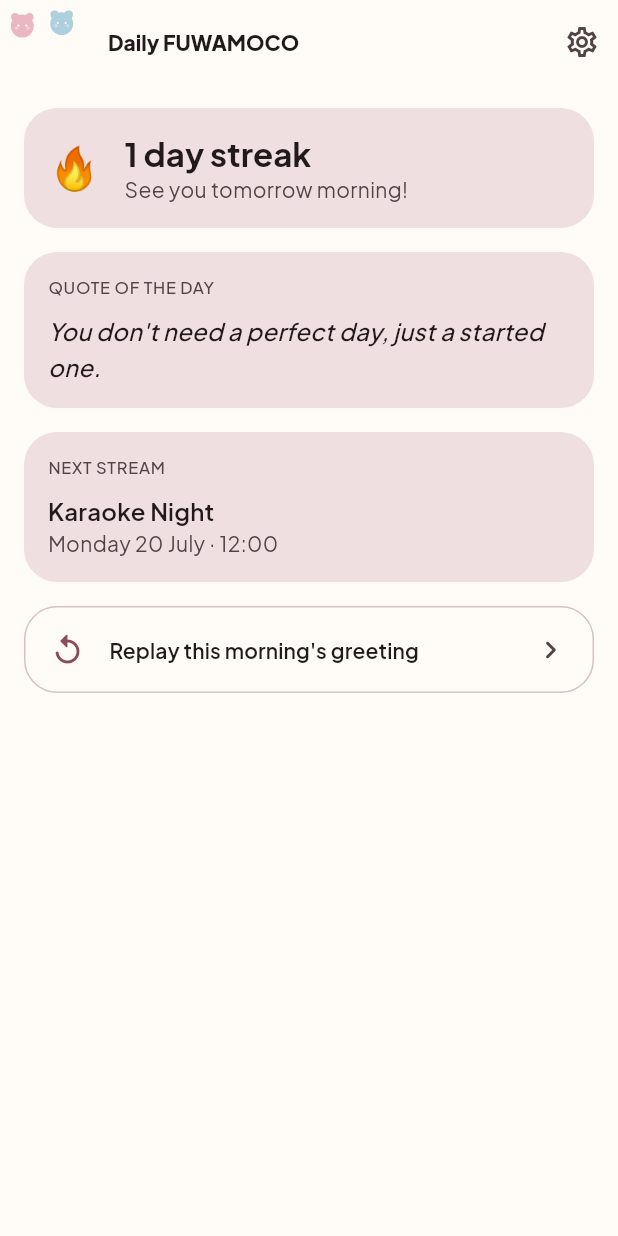
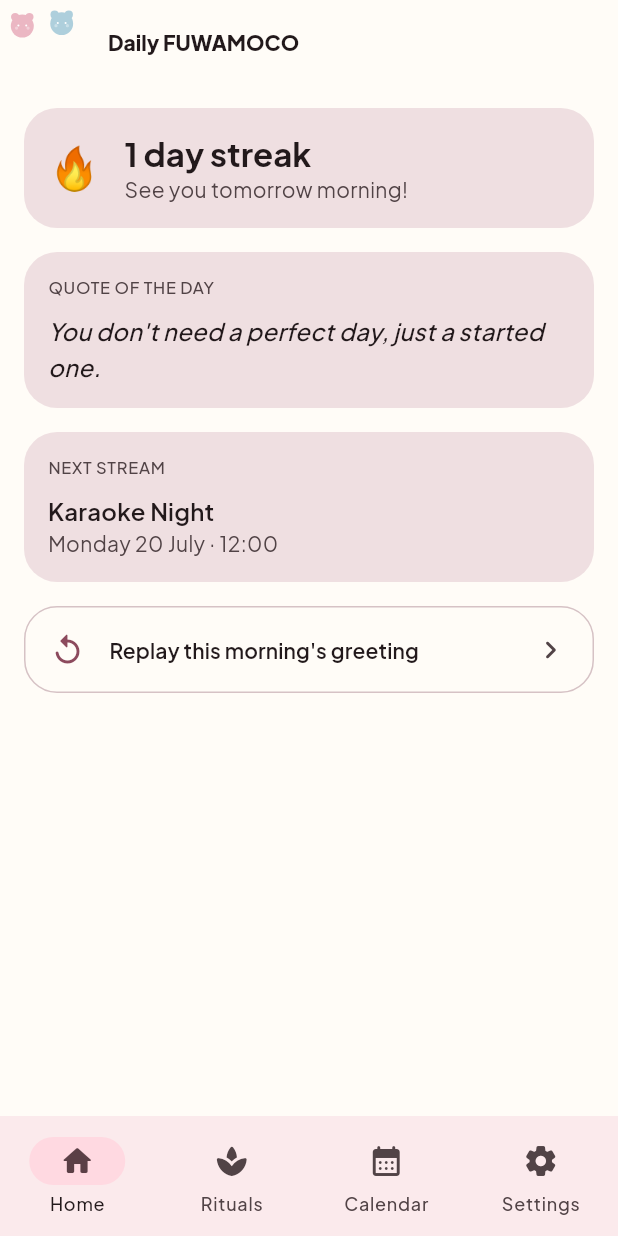
Before and after one commit to SisypheanHUS/daily-fuwamoco, a Flutter app: the screen it shows after launch, on a phone screen of 412 x 824 dp. Run offline on Flutter 3.47's test engine with Material 3 defaults, Android fonts, the phone set to English and light mode, and no system bars; our stand-ins replace flutter_riverpod, go_router, just_audio, shared_preferences.

Commit message:
feat: add Habit Tracker (Rituals) with bottom-nav shell (phase 2 of v2 build)
New Home/Rituals/Calendar/Settings tab bar via go_router's
StatefulShellRoute.indexedStack. Calendar is a stub screen until phase 3
lands it -- wiring the 4-tab shell now avoids a bigger routing diff later.

- json_list_store: first shared primitive for mutable structured local
  data (habits today; notifications/daily-entries reuse it in later
  phases). Every prior repository only ever read bundled read-only
  asset JSON or flat SharedPreferences keys.
- Habit: denormalized completedDateKeys directly on the record --
  simplest model at this scale (one person, a handful of habits), no
  join table needed.
- streak_math.currentStreak: general-purpose "streak from a full
  date-key set" logic, distinct from StreakService's existing
  incremental app-open streak (untouched, still tested as-is).
- FuwaCard/SectionLabel: extracted out of Home's private _Card now
  that Habit Tracker needs the same shapes -- third-use extraction,
  not preemptive.
- Real bug fixed during this phase, not just during self-review:
  MaterialApp defaulted to ThemeMode.system, so the app silently fell
  back to the old near-black dark palette on any dark-mode device --
  directly contradicts the brief's "avoid dark UI". Pinned
  ThemeMode.light and deleted the now-dead AppTheme.dark.
- Habit toggle and add-habit sheet verified end-to-end in a running
  browser (not just widget tests): added a ritual, toggled it done,
  streak text updated live.

Co-Authored-By: Claude Sonnet 5 <noreply@anthropic.com>

```diff
--- a/lib/app.dart
+++ b/lib/app.dart
@@ -3,8 +3,10 @@ import 'package:go_router/go_router.dart';
 
 import 'core/theme/app_theme.dart';
 import 'features/greeting/ui/greeting_screen.dart';
+import 'features/habits/ui/habit_tracker_screen.dart';
 import 'features/home/ui/home_screen.dart';
 import 'features/settings/ui/settings_screen.dart';
+import 'shared/widgets/app_shell.dart';
 
 class DailyRuffianApp extends StatefulWidget {
   const DailyRuffianApp({super.key, required this.initialLocation});
@@ -22,8 +24,25 @@ class _DailyRuffianAppState extends State<DailyRuffianApp> {
     initialLocation: widget.initialLocation,
     routes: [
       GoRoute(path: '/greeting', builder: (_, _) => const GreetingScreen()),
-      GoRoute(path: '/home', builder: (_, _) => const HomeScreen()),
-      GoRoute(path: '/settings', builder: (_, _) => const SettingsScreen()),
+      StatefulShellRoute.indexedStack(
+        builder: (context, state, shell) => AppShell(navigationShell: shell),
+        branches: [
+          StatefulShellBranch(
+            routes: [GoRoute(path: '/home', builder: (_, _) => const HomeScreen())],
+          ),
+          StatefulShellBranch(
+            routes: [
+              GoRoute(path: '/habits', builder: (_, _) => const HabitTrackerScreen()),
+            ],
+          ),
+          StatefulShellBranch(
+            routes: [GoRoute(path: '/calendar', builder: (_, _) => const _NotBuiltYet())],
+          ),
+          StatefulShellBranch(
+            routes: [GoRoute(path: '/settings', builder: (_, _) => const SettingsScreen())],
+          ),
+        ],
+      ),
     ],
   );
 
@@ -32,8 +51,23 @@ class _DailyRuffianAppState extends State<DailyRuffianApp> {
     return MaterialApp.router(
       title: 'Daily FUWAMOCO',
       theme: AppTheme.light,
-      darkTheme: AppTheme.dark,
+      // The brief is explicitly light/cream-only ("avoid dark UI") — without
+      // pinning this, MaterialApp defaults to ThemeMode.system and silently
+      // falls back to the old near-black palette on any device set to dark
+      // mode, which is exactly what this redesign moved away from.
+      themeMode: ThemeMode.light,
       routerConfig: _router,
     );
   }
 }
+
+/// Placeholder for the Calendar tab until Phase 3 builds it — keeps the
+/// 4-tab shell wired up and testable one phase early rather than adding a
+/// 5th branch later, which would be a bigger routing diff.
+class _NotBuiltYet extends StatelessWidget {
+  const _NotBuiltYet();
+
+  @override
+  Widget build(BuildContext context) =>
+      const Scaffold(body: Center(child: Text('Coming soon')));
+}
--- a/lib/core/theme/app_theme.dart
+++ b/lib/core/theme/app_theme.dart
@@ -22,14 +22,15 @@ abstract final class AppTheme {
 
   static const accent = pinkDeep;
 
-  static ThemeData get light => _base(Brightness.light);
-  static ThemeData get dark => _base(Brightness.dark);
+  // Light-only by design (see class doc) — app.dart pins ThemeMode.light so
+  // this is the only theme ever shown, regardless of system brightness.
+  static ThemeData get light => _base();
 
-  static ThemeData _base(Brightness brightness) {
+  static ThemeData _base() {
     final scheme = ColorScheme.fromSeed(
       seedColor: accent,
-      brightness: brightness,
-      surface: brightness == Brightness.dark ? ink : warmWhite,
+      brightness: Brightness.light,
+      surface: warmWhite,
     );
     final base = ThemeData(
       colorScheme: scheme,
--- /dev/null
+++ b/lib/core/utils/id_generator.dart
@@ -0,0 +1,4 @@
+/// Local-only, single-user ID generation — no `uuid` dependency needed.
+/// Microsecond timestamps are unique enough for data one person creates by
+/// hand (habits, notifications), one at a time.
+String generateLocalId() => DateTime.now().microsecondsSinceEpoch.toString();
--- a/lib/features/home/ui/home_screen.dart
+++ b/lib/features/home/ui/home_screen.dart
@@ -4,6 +4,7 @@ import 'package:go_router/go_router.dart';
 import 'package:intl/intl.dart';
 
 import '../../../core/theme/app_theme.dart';
+import '../../../shared/widgets/fuwa_card.dart';
 import '../../../shared/widgets/twins_mascot.dart';
 import '../../content/data/quote_repository.dart';
 import '../../schedule/data/schedule_repository.dart';
@@ -29,17 +30,11 @@ class HomeScreen extends ConsumerWidget {
           child: TwinsMascot(mascotSize: 20, animate: !reduceMotion),
         ),
         title: const Text('Daily FUWAMOCO'),
-        actions: [
-          IconButton(
-            icon: const Icon(Icons.settings_outlined),
-            onPressed: () => context.push('/settings'),
-          ),
-        ],
       ),
       body: ListView(
         padding: const EdgeInsets.all(Gap.md),
         children: [
-          _Card(
+          FuwaCard(
             child: Row(
               children: [
                 Text('🔥', style: textTheme.headlineMedium),
@@ -59,7 +54,7 @@ class HomeScreen extends ConsumerWidget {
             ),
           ),
           const SizedBox(height: Gap.md),
-          _Card(
+          FuwaCard(
             child: Column(
               crossAxisAlignment: CrossAxisAlignment.start,
               children: [
@@ -76,7 +71,7 @@ class HomeScreen extends ConsumerWidget {
             ),
           ),
           const SizedBox(height: Gap.md),
-          _Card(
+          FuwaCard(
             child: Column(
               crossAxisAlignment: CrossAxisAlignment.start,
               children: [
@@ -110,27 +105,8 @@ class HomeScreen extends ConsumerWidget {
   }
 }
 
-class _Card extends StatelessWidget {
-  const _Card({required this.child});
-
-  final Widget child;
-
-  @override
-  Widget build(BuildContext context) {
-    return Container(
-      width: double.infinity,
-      padding: const EdgeInsets.all(Gap.md),
-      decoration: BoxDecoration(
-        color: Theme.of(context).colorScheme.surfaceContainerHighest,
-        borderRadius: BorderRadius.circular(Corners.md),
-      ),
-      child: child,
-    );
-  }
-}
-
-/// A tappable card for secondary actions — visually lighter than [_Card] so
-/// content reads first and actions read second.
+/// A tappable card for secondary actions — visually lighter than [FuwaCard]
+/// so content reads first and actions read second.
 class _ActionCard extends StatelessWidget {
   const _ActionCard({
     required this.icon,
--- /dev/null
+++ b/lib/shared/widgets/app_shell.dart
@@ -0,0 +1,35 @@
+import 'package:flutter/material.dart';
+import 'package:go_router/go_router.dart';
+
+/// Persistent bottom nav for the 4 primary destinations (Home / Rituals /
+/// Calendar / Settings). Collection and Notifications are deliberately not
+/// tabs here — they're reached from a Home card and the app-bar bell icon
+/// respectively, keeping the bar itself to 4 items.
+class AppShell extends StatelessWidget {
+  const AppShell({super.key, required this.navigationShell});
+
+  final StatefulNavigationShell navigationShell;
+
+  @override
+  Widget build(BuildContext context) {
+    return Scaffold(
+      body: navigationShell,
+      bottomNavigationBar: NavigationBar(
+        selectedIndex: navigationShell.currentIndex,
+        onDestinationSelected: (index) => navigationShell.goBranch(
+          index,
+          initialLocation: index == navigationShell.currentIndex,
+        ),
+        destinations: const [
+          NavigationDestination(icon: Icon(Icons.home_rounded), label: 'Home'),
+          NavigationDestination(
+              icon: Icon(Icons.spa_rounded), label: 'Rituals'),
+          NavigationDestination(
+              icon: Icon(Icons.calendar_month_rounded), label: 'Calendar'),
+          NavigationDestination(
+              icon: Icon(Icons.settings_rounded), label: 'Settings'),
+        ],
+      ),
+    );
+  }
+}
--- /dev/null
+++ b/lib/shared/widgets/fuwa_card.dart
@@ -0,0 +1,30 @@
+import 'package:flutter/material.dart';
+
+import '../../core/theme/app_theme.dart';
+
+/// Rounded surface container — the app's one card shape, generalized out of
+/// Home's original private `_Card` now that Habit Tracker/Collection/
+/// Notifications need the same thing.
+class FuwaCard extends StatelessWidget {
+  const FuwaCard({
+    super.key,
+    required this.child,
+    this.color,
+    this.padding = const EdgeInsets.all(Gap.md),
+  });
+
+  final Widget child;
+  final Color? color;
+  final EdgeInsets padding;
+
+  @override
+  Widget build(BuildContext context) => Container(
+        width: double.infinity,
+        padding: padding,
+        decoration: BoxDecoration(
+          color: color ?? Theme.of(context).colorScheme.surfaceContainerHighest,
+          borderRadius: BorderRadius.circular(Corners.md),
+        ),
+        child: child,
+      );
+}
```
Also changed, not shown: lib/core/storage/json_list_store.dart (added, +25 -0 lines), lib/core/utils/streak_math.dart (added, +23 -0 lines), lib/features/habits/data/habit.dart (added, +55 -0 lines), lib/features/habits/data/habit_colors.dart (added, +15 -0 lines), lib/features/habits/data/habit_repository.dart (added, +33 -0 lines), lib/features/habits/logic/habit_providers.dart (added, +46 -0 lines), lib/features/habits/ui/habit_tracker_screen.dart (added, +295 -0 lines), lib/shared/widgets/section_label.dart (added, +18 -0 lines), 4 other files.
